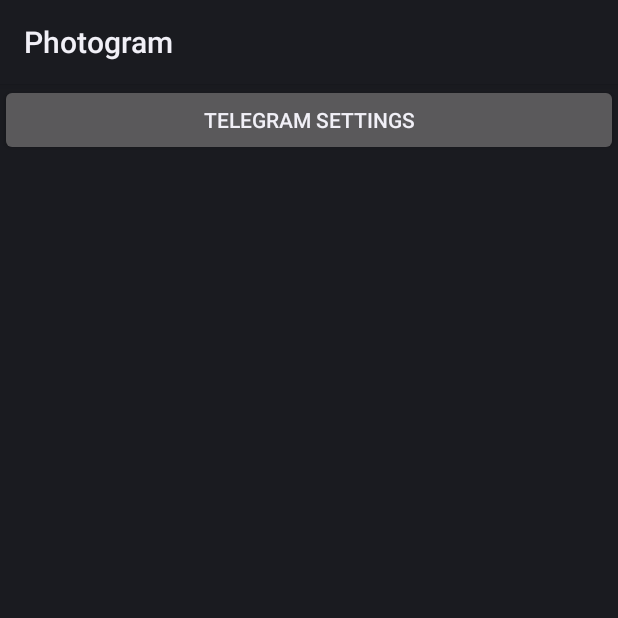
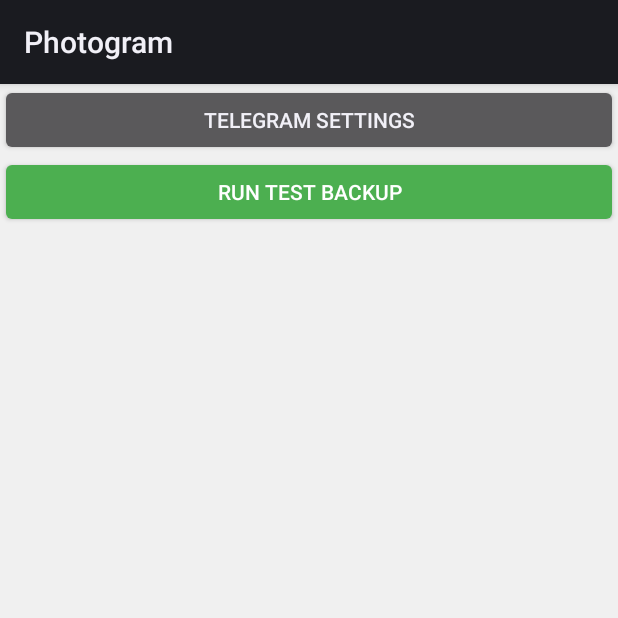
Before and after one commit to jaheen12/photogram-backup, an Android app: the screen it shows after launch (MainActivity), on a phone screen of 412 x 824 dp, the top half of it. Run offline under Robolectric (Android 15) with nearby library versions, the phone set to English and light mode, and no system bars.

Commit message:
Added Telegram Helper and Manual Backup Test

```diff
--- a/app/build.gradle
+++ b/app/build.gradle
@@ -14,3 +14,6 @@ android {
         versionName "1.0"
     }
 }
+dependencies {
+    implementation 'com.squareup.okhttp3:okhttp:4.11.0'
+}
--- a/app/src/main/res/layout/main.xml
+++ b/app/src/main/res/layout/main.xml
@@ -2,16 +2,26 @@
 <LinearLayout xmlns:android="http://schemas.android.com/apk/res/android"
     android:layout_width="match_parent"
     android:layout_height="match_parent"
-    android:orientation="vertical">
+    android:orientation="vertical"
+    android:background="#F0F0F0">
 
     <Button
         android:id="@+id/btnSettings"
         android:layout_width="match_parent"
         android:layout_height="wrap_content"
-        android:text="Telegram Settings" />
+        android:text="TELEGRAM SETTINGS" />
+
+    <Button
+        android:id="@+id/btnStartBackup"
+        android:layout_width="match_parent"
+        android:layout_height="wrap_content"
+        android:text="RUN TEST BACKUP"
+        android:backgroundTint="#4CAF50"
+        android:textColor="#FFFFFF" />
 
     <ListView
         android:id="@+id/folderListView"
         android:layout_width="match_parent"
         android:layout_height="match_parent" />
+
 </LinearLayout>
```
Also changed, not shown: app/src/main/java/com/photogram/backup/MainActivity.java (+56 -32 lines), app/src/main/java/com/photogram/backup/TelegramHelper.java (added, +60 -0 lines).
